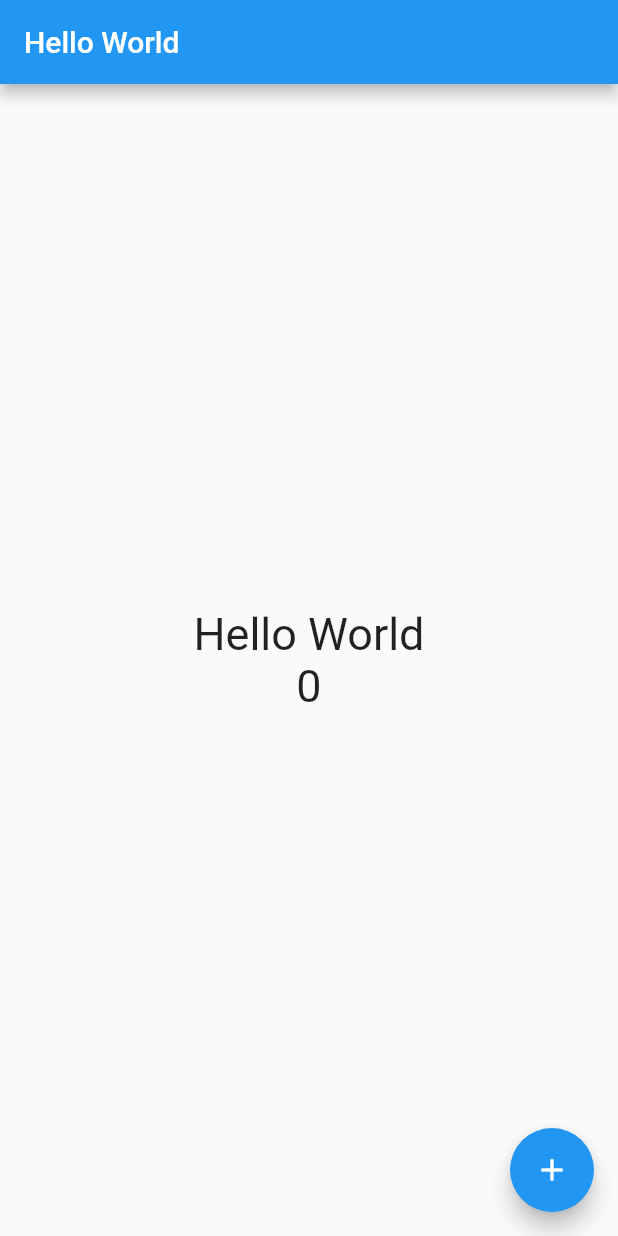
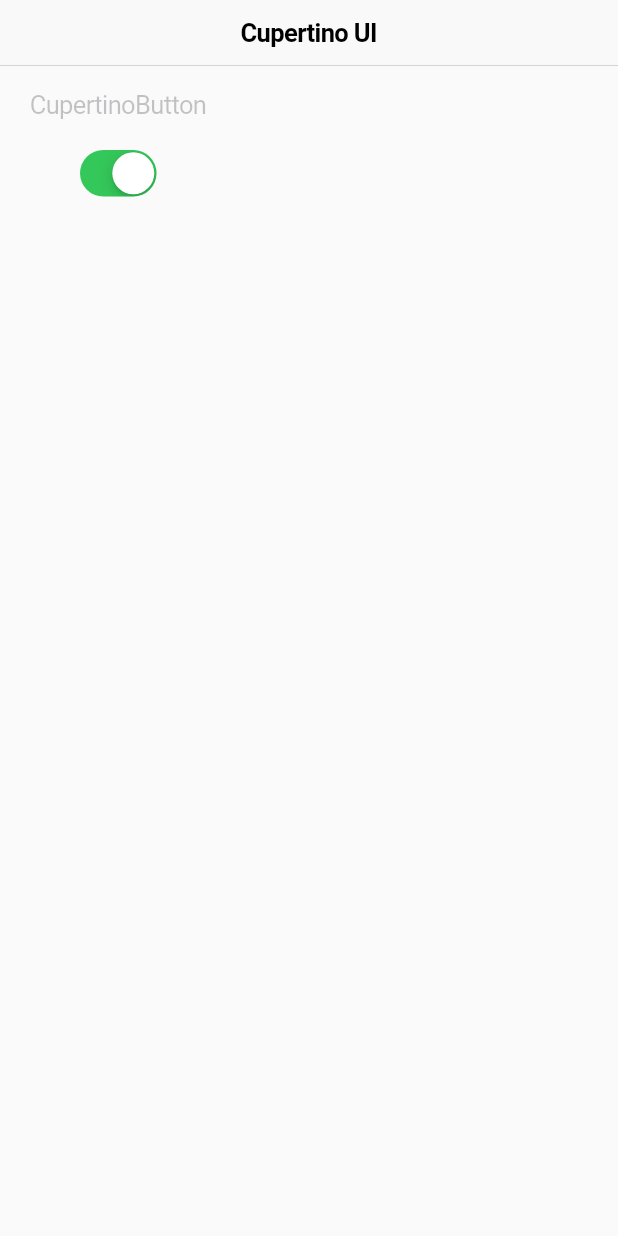
Before and after one commit to Junghun0/Flutter_basic, a Flutter app: the screen it shows after launch, on a phone screen of 412 x 824 dp. Run offline on Flutter 3.47's test engine with Material 2 defaults, Android fonts, the phone set to English and light mode, and no system bars.

Commit message:
add : use Cupertino design & Material design

```diff
--- /dev/null
+++ b/lib/cupertino_page.dart
@@ -0,0 +1,35 @@
+import 'package:flutter/material.dart';
+import 'package:flutter/cupertino.dart';
+
+class CupertinoPage extends StatefulWidget {
+  @override
+  _CupertinoPageState createState() => _CupertinoPageState();
+}
+
+class _CupertinoPageState extends State<CupertinoPage> {
+  bool _switch = true;
+  @override
+  Widget build(BuildContext context) {
+    return
+      Scaffold(
+        appBar: CupertinoNavigationBar(
+          middle: Text('Cupertino UI')
+        ),
+        body: Column(
+        children: <Widget>[
+          CupertinoButton(
+            child: Text('CupertinoButton'),
+          ),
+          CupertinoSwitch(
+            value: _switch,
+            onChanged: (bool value) {
+              setState(() {
+                _switch = value;
+              });
+            },
+          )
+        ],
+    ),
+      );
+  }
+}
--- a/lib/main.dart
+++ b/lib/main.dart
@@ -1,4 +1,5 @@
 import 'package:flutter/material.dart';
+import 'cupertino_page.dart';
 
 void main() => runApp(MyApp());
 
@@ -12,7 +13,7 @@ class MyApp extends StatelessWidget {
       theme: ThemeData(
         primarySwatch: Colors.blue,
       ),
-      home: HelloPage('Hello World'),
+      home: CupertinoPage(),
     );
   }
 }
```
